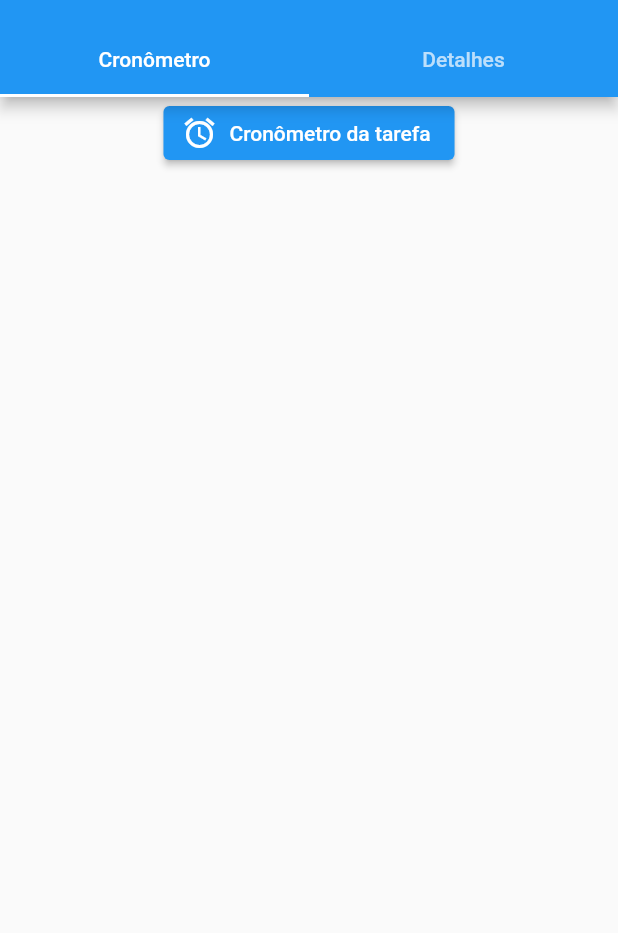
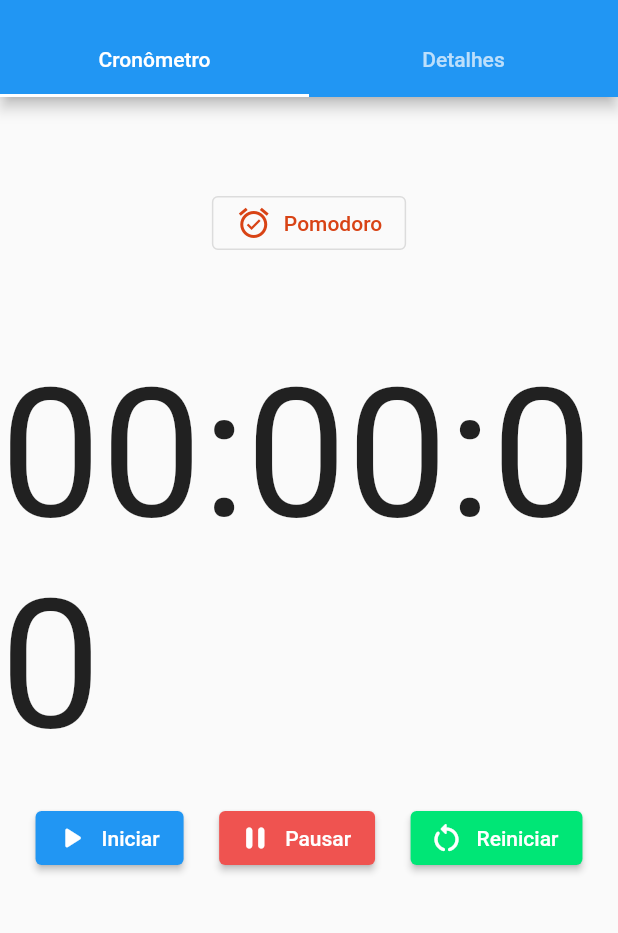
Before and after one commit to diegoufba/Time-Tracker, a Flutter app: the TaskDetails screen opened directly with empty values, on a phone screen of 412 x 824 dp, the part 59-992 px from its top. Run offline on Flutter 3.47's test engine with Material 2 defaults, Android fonts, the phone set to English and light mode, and no system bars; our stand-ins replace flutter_riverpod.

```diff
--- a/time_tracker/lib/screens/task_details.dart
+++ b/time_tracker/lib/screens/task_details.dart
@@ -4,6 +4,7 @@ import 'package:intl/intl.dart';
 import 'package:time_tracker/main.dart';
 import 'package:time_tracker/model/project.dart';
 import 'package:time_tracker/model/task.dart';
+import 'package:time_tracker/screens/widgets/task_watch.dart';
 import 'package:time_tracker/utils.dart';
 
 final taskStatusProvider = StateProvider((ref) => false);
@@ -54,20 +55,13 @@ class TaskDetails extends ConsumerWidget {
                   //--------------------------
                   // TAB DE CRONOMETRO DA TAREFA
                   //--------------------------
-                  Center(
-                      child: Column(children: [
-                    ElevatedButton.icon(
-                      onPressed: () {
-                        ScaffoldMessenger.of(context)
-                            .showSnackBar(const SnackBar(
-                          content: Text("Cronometro Não Implementado"),
-                          duration: Duration(milliseconds: 1000),
-                        ));
-                      },
-                      icon: const Icon(Icons.access_alarm),
-                      label: const Text("Cronômetro da tarefa"),
-                    ),
-                  ])),
+                  Column(
+                    crossAxisAlignment: CrossAxisAlignment.center,
+                    children: [
+                      const SizedBox(height: 60),
+                      TaskWatch(),
+                      ],
+                  ),
 
                   //--------------------------
                   // TAB DE DETALHES DA TAREFA
--- /dev/null
+++ b/time_tracker/lib/screens/widgets/task_watch.dart
@@ -0,0 +1,126 @@
+import 'dart:async';
+import 'package:flutter/material.dart';
+import 'package:flutter_riverpod/flutter_riverpod.dart';
+
+final stopwatchModeProvider = StateProvider((ref) => true);
+final timeProvider = StateProvider((ref) => '00:00:00');
+final isPausedProvider = StateProvider((ref) => false);
+
+class TaskWatch extends ConsumerWidget {
+  TaskWatch({super.key});
+
+  Duration? _duration;
+  Stopwatch _stopwatch = Stopwatch();
+  Stopwatch? _backupwatch;
+  late Timer _timer;
+
+  String parseElapsedTime(){
+    return '${_stopwatch.elapsed.inMinutes.toString().padLeft(2, '0')}:${(_stopwatch.elapsed.inSeconds % 60).toString().padLeft(2, '0')}:${(_stopwatch.elapsed.inMilliseconds % 100).toString().padLeft(2, '0')}';
+  }
+
+  @override
+  Widget build(BuildContext context, WidgetRef ref) {
+    ref.watch(stopwatchModeProvider);
+    ref.watch(timeProvider);
+
+    bool isStopWatch = ref.read(stopwatchModeProvider.notifier).state;
+    String timeText =  ref.read(timeProvider.notifier).state;
+    bool isPaused = ref.read(isPausedProvider.notifier).state;
+
+    void _start() {
+      _timer = Timer.periodic(const Duration(milliseconds: 30), (Timer t) {
+        ref.read(timeProvider.notifier).state = parseElapsedTime();
+      });
+      _stopwatch.start();
+    }
+
+    void _stop() {
+      _timer.cancel();
+      _stopwatch.stop();
+      if(isPaused){
+
+      }
+      ref.read(isPausedProvider.notifier).state = !isPaused;
+    }
+
+    void _reset() {
+      _stop();
+      _duration = _stopwatch.elapsed;
+      _stopwatch.reset();
+      ref.read(timeProvider.notifier).state = '00:00:00';
+    }
+
+    void changeTimeMode(){
+      if(_backupwatch != null){
+        _stopwatch = _backupwatch!;
+        ref.read(timeProvider.notifier).state = parseElapsedTime();
+      }else{
+        _stopwatch = Stopwatch();
+        if(isStopWatch) {
+        ref.read(timeProvider.notifier).state = '25:00';
+        }else{
+          ref.read(timeProvider.notifier).state = '00:00:00';
+        }
+      }
+      _backupwatch = _stopwatch;
+
+      ref.read(stopwatchModeProvider.notifier).state = !isStopWatch;
+    }
+
+    return Column(
+      mainAxisAlignment: MainAxisAlignment.center,
+      children: [
+        OutlinedButton.icon(
+          onPressed: () {
+            changeTimeMode();
+          },
+          icon: Icon(
+              !isStopWatch
+                  ? Icons.access_time_filled_outlined
+                  : Icons.alarm_on_outlined,
+              color: !isStopWatch
+                  ? Colors.deepPurple.shade300
+                  : Colors.deepOrange.shade800),
+          label: Text(!isStopWatch ? "Cronômetro" : "Pomodoro",
+              style: TextStyle(
+                  color: !isStopWatch
+                      ? Colors.deepPurple.shade300
+                      : Colors.deepOrange.shade800)),
+        ),
+        const SizedBox(height: 60),
+        Text(
+          timeText,
+          style: const TextStyle(
+            fontSize: 120.0,
+          ),
+        ),
+        const SizedBox(
+          height: 20.0,
+        ),
+        Row(
+          mainAxisAlignment: MainAxisAlignment.spaceEvenly,
+          children: [
+            ElevatedButton.icon(
+              onPressed: _start,
+              label: const Text("Iniciar"),
+              icon: const Icon(Icons.play_arrow_rounded),
+            ),
+            ElevatedButton.icon(
+              onPressed: _stop,
+              label: Text(isPaused? "Encerrar" : "Pausar"),
+              icon: Icon(isPaused? Icons.stop_circle_outlined : Icons.pause_rounded),
+              style: ElevatedButton.styleFrom(backgroundColor: Colors.red[400]),
+            ),
+            ElevatedButton.icon(
+              onPressed: _reset,
+              label: const Text("Reiniciar"),
+              icon: const Icon(Icons.restart_alt_rounded),
+              style: ElevatedButton.styleFrom(
+                  backgroundColor: Colors.greenAccent[400]),
+            ),
+          ],
+        ),
+      ],
+    );
+  }
+}
```
